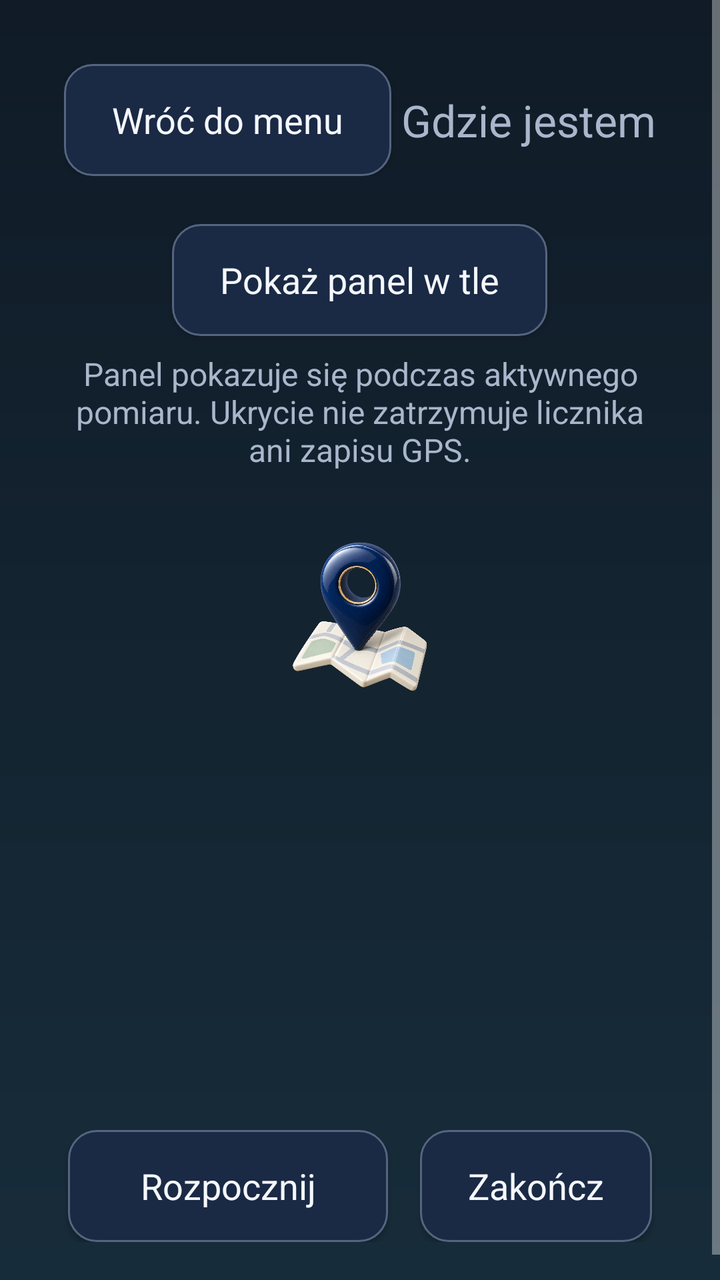
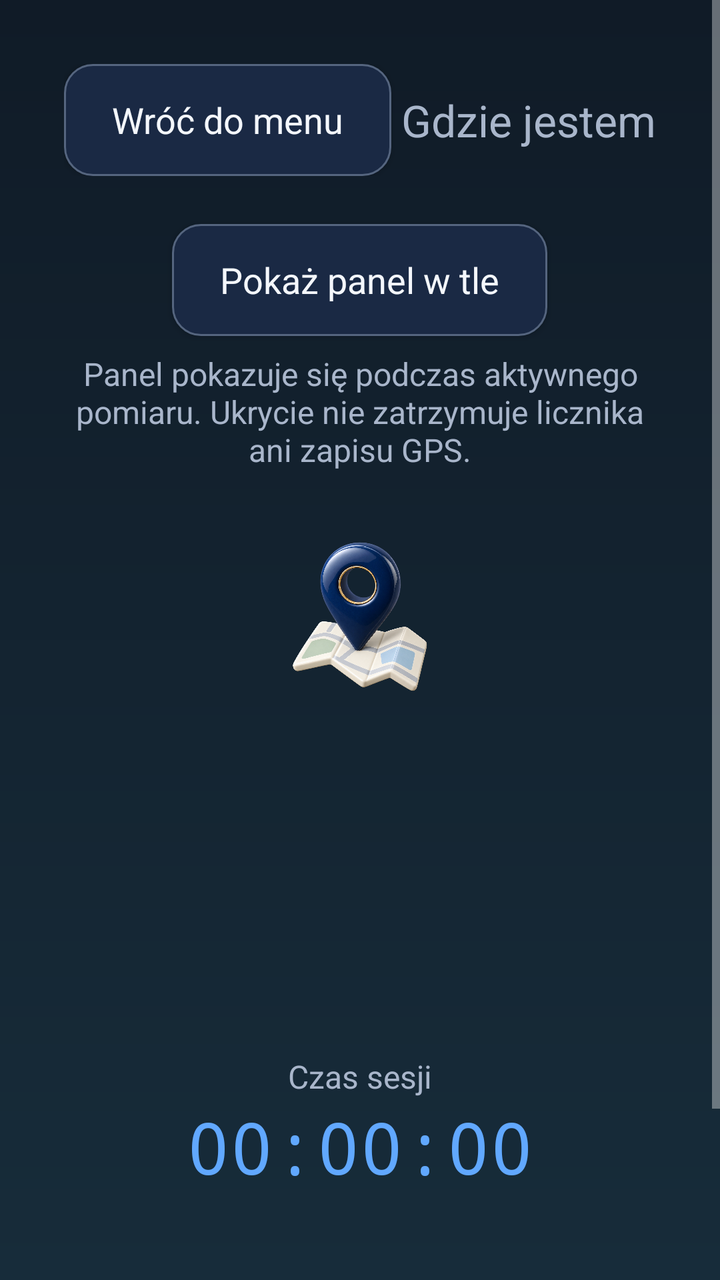

An Android layout rendered at two revisions. The XML below is the earlier revision; the diff shows what the commit changed to produce the second picture.
<!-- AndroidManifest.xml: application theme Theme.DuduGate -->
<!-- res/layout/activity_trip.xml -->
<?xml version="1.0" encoding="utf-8"?>
<ScrollView xmlns:android="http://schemas.android.com/apk/res/android"
    android:layout_width="match_parent" android:layout_height="match_parent" android:fillViewport="true"
    android:background="@drawable/background_gradient">
    <LinearLayout android:layout_width="match_parent" android:layout_height="wrap_content"
        android:orientation="vertical" android:padding="32dp" android:gravity="center_horizontal">
        <LinearLayout android:layout_width="match_parent" android:layout_height="wrap_content"
            android:orientation="horizontal" android:gravity="center_vertical">
            <Button android:id="@+id/trip_back" android:layout_width="wrap_content" android:layout_height="56dp" android:text="@string/back_to_menu" />
            <TextView android:layout_width="0dp" android:layout_weight="1" android:layout_height="wrap_content"
                android:gravity="end" android:text="@string/trip_title" android:textSize="22sp" android:textColor="@color/text_secondary" />
        </LinearLayout>
        <Button android:id="@+id/trip_overlay_toggle" android:layout_width="wrap_content" android:layout_height="wrap_content"
            android:minHeight="56dp" android:layout_marginTop="24dp" android:text="@string/trip_overlay_show" />
        <TextView android:layout_width="match_parent" android:layout_height="wrap_content"
            android:gravity="center" android:layout_marginTop="8dp" android:text="@string/trip_overlay_hint"
            android:textSize="16sp" android:textColor="@color/text_secondary" />
        <ImageView android:layout_width="96dp" android:layout_height="96dp" android:layout_marginTop="24dp"
            android:src="@drawable/art_navigation_pin" android:importantForAccessibility="no" />
        <TextView android:id="@+id/trip_locality" android:layout_width="match_parent" android:layout_height="wrap_content"
            android:gravity="center" android:textSize="24sp" android:fontFamily="sans-serif-medium" android:textColor="@color/text_primary" />
        <TextView android:id="@+id/trip_street" android:layout_width="match_parent" android:layout_height="wrap_content"
            android:gravity="center" android:layout_marginTop="8dp" android:textSize="32sp" android:fontFamily="sans-serif-medium" android:breakStrategy="simple" android:hyphenationFrequency="none" android:textColor="@color/text_primary" />
        <TextView android:id="@+id/trip_distance" android:layout_width="match_parent" android:layout_height="wrap_content"
            android:gravity="center" android:layout_marginTop="24dp" android:textSize="36sp" android:textColor="@color/accent_blue" />
        <TextView android:id="@+id/trip_status" android:layout_width="match_parent" android:layout_height="wrap_content"
            android:gravity="center" android:layout_marginTop="8dp" android:textSize="16sp" android:textColor="@color/text_secondary" />
        <LinearLayout android:layout_width="match_parent" android:layout_height="wrap_content"
            android:layout_marginTop="24dp" android:orientation="horizontal" android:gravity="center">
            <Button android:id="@+id/trip_primary" android:layout_width="wrap_content" android:layout_height="56dp" android:minWidth="160dp" android:text="@string/trip_start" />
            <Button android:id="@+id/trip_end" android:layout_width="wrap_content" android:layout_height="56dp" android:layout_marginStart="16dp" android:text="@string/trip_end" />
        </LinearLayout>
    </LinearLayout>
</ScrollView>
<!-- resources referenced by this layout -->
<resources>
  <color name="accent_blue">#61A8FF</color>
  <color name="text_primary">#F4F7FC</color>
  <color name="text_secondary">#A9B6CB</color>
  <!-- drawable art_navigation_pin: png bitmap (drawable-nodpi, 786413 bytes) -->
  <!-- drawable background_gradient (drawable) -->
  <?xml version="1.0" encoding="utf-8"?>
  <shape xmlns:android="http://schemas.android.com/apk/res/android"
      android:shape="rectangle">
      <gradient
          android:angle="270"
          android:endColor="@color/background_bottom"
          android:startColor="@color/background_top" />
  </shape>
  <string name="back_to_menu">Wróć do menu</string>
  <string name="trip_end">Zakończ</string>
  <string name="trip_overlay_hint">Panel pokazuje się podczas aktywnego pomiaru. Ukrycie nie zatrzymuje licznika ani zapisu GPS.</string>
  <string name="trip_overlay_show">Pokaż panel w tle</string>
  <string name="trip_start">Rozpocznij</string>
  <string name="trip_title">Gdzie jestem</string>
  <style name="Theme.DuduGate" parent="android:style/Theme.Material.NoActionBar">
          <item name="android:fontFamily">sans-serif</item>
          <item name="android:windowActionModeOverlay">true</item>
          <item name="android:windowNoTitle">true</item>
          <item name="android:colorAccent">@color/accent_blue</item>
          <item name="android:statusBarColor">@color/background_top</item>
          <item name="android:navigationBarColor">@color/background_bottom</item>
          <item name="android:windowLightStatusBar">false</item>
          <item name="android:windowBackground">@drawable/background_gradient</item>
          <item name="android:buttonStyle">@style/DuduButton</item>
      </style>
  <color name="background_bottom">#172C3A</color>
  <color name="background_top">#101B27</color>
  <style name="DuduButton" parent="android:style/Widget.Material.Button">
          <item name="android:background">@drawable/button_secondary</item>
          <item name="android:textColor">@color/text_primary</item>
          <item name="android:textAllCaps">false</item>
          <item name="android:textSize">18sp</item>
          <item name="android:minHeight">52dp</item>
          <item name="android:paddingStart">24dp</item>
          <item name="android:paddingEnd">24dp</item>
      </style>
  <!-- drawable button_secondary (drawable) -->
  <?xml version="1.0" encoding="utf-8"?>
  <selector xmlns:android="http://schemas.android.com/apk/res/android">
      <item android:state_pressed="true">
          <shape android:shape="rectangle">
              <corners android:radius="14dp" />
              <solid android:color="#2B3C5A" />
              <stroke
                  android:width="1dp"
                  android:color="#71809A" />
          </shape>
      </item>
      <item>
          <shape android:shape="rectangle">
              <corners android:radius="14dp" />
              <solid android:color="@color/surface" />
              <stroke
                  android:width="1dp"
                  android:color="#55657F" />
          </shape>
      </item>
  </selector>
  <color name="surface">#1A2944</color>
</resources>

<!-- the commit's change to res/layout/activity_trip.xml (unified diff, before → after) -->
@@ -23,12 +23,18 @@
             android:gravity="center" android:layout_marginTop="8dp" android:textSize="32sp" android:fontFamily="sans-serif-medium" android:breakStrategy="simple" android:hyphenationFrequency="none" android:textColor="@color/text_primary" />
         <TextView android:id="@+id/trip_distance" android:layout_width="match_parent" android:layout_height="wrap_content"
             android:gravity="center" android:layout_marginTop="24dp" android:textSize="36sp" android:textColor="@color/accent_blue" />
+        <TextView android:id="@+id/trip_time_label" android:layout_width="match_parent" android:layout_height="wrap_content"
+            android:gravity="center" android:layout_marginTop="16dp" android:text="Czas sesji"
+            android:textSize="16sp" android:textColor="@color/text_secondary" />
+        <TextView android:id="@+id/trip_time" android:layout_width="match_parent" android:layout_height="wrap_content"
+            android:gravity="center" android:text="00:00:00" android:fontFamily="monospace"
+            android:textSize="36sp" android:textColor="@color/accent_blue" />
         <TextView android:id="@+id/trip_status" android:layout_width="match_parent" android:layout_height="wrap_content"
             android:gravity="center" android:layout_marginTop="8dp" android:textSize="16sp" android:textColor="@color/text_secondary" />
         <LinearLayout android:layout_width="match_parent" android:layout_height="wrap_content"
             android:layout_marginTop="24dp" android:orientation="horizontal" android:gravity="center">
             <Button android:id="@+id/trip_primary" android:layout_width="wrap_content" android:layout_height="56dp" android:minWidth="160dp" android:text="@string/trip_start" />
-            <Button android:id="@+id/trip_end" android:layout_width="wrap_content" android:layout_height="56dp" android:layout_marginStart="16dp" android:text="@string/trip_end" />
+            <Button android:id="@+id/trip_reset" android:layout_width="wrap_content" android:layout_height="56dp" android:layout_marginStart="16dp" android:text="@string/trip_reset" />
         </LinearLayout>
     </LinearLayout>
 </ScrollView>
<!-- resource entries referenced after the edit -->
@@ -14,10 +14,10 @@
           android:startColor="@color/background_top" />
   </shape>
   <string name="back_to_menu">Wróć do menu</string>
-  <string name="trip_end">Zakończ</string>
   <string name="trip_overlay_hint">Panel pokazuje się podczas aktywnego pomiaru. Ukrycie nie zatrzymuje licznika ani zapisu GPS.</string>
   <string name="trip_overlay_show">Pokaż panel w tle</string>
-  <string name="trip_start">Rozpocznij</string>
+  <string name="trip_reset">Reset</string>
+  <string name="trip_start">Start</string>
   <string name="trip_title">Gdzie jestem</string>
   <style name="Theme.DuduGate" parent="android:style/Theme.Material.NoActionBar">
           <item name="android:fontFamily">sans-serif</item>
